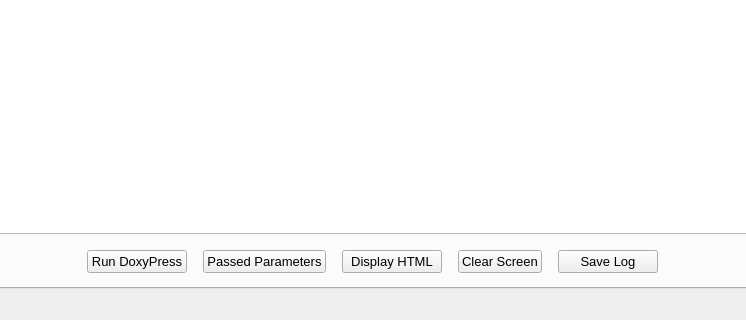
The window that forms/mainwindow.ui (copperspice/doxypressapp) describes before a commit, drawn with Qt 5; both pictures show x 129 to 875 and y 489 to 809 of the 1003 by 809 pixel window.
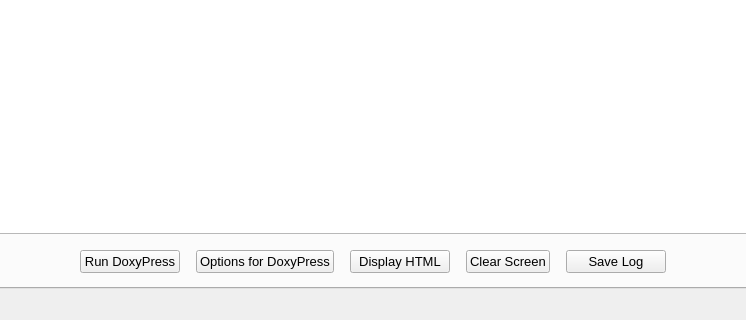
The same window after the commit. The open tabs and pages were chosen to show the change. Icons and pictures are not drawn.

Commit message: Add another option to delete html output before processing, update version

```diff
--- a/forms/mainwindow.ui
+++ b/forms/mainwindow.ui
@@ -10258,7 +10258,7 @@
              </font>
             </property>
             <property name="text">
-             <string>Passed Parameters</string>
+             <string>Options for DoxyPress</string>
             </property>
            </widget>
           </item>
```
Left out of the diff: 4 changed lines with no effect on the pictures. The commit also changes 9 other files.
